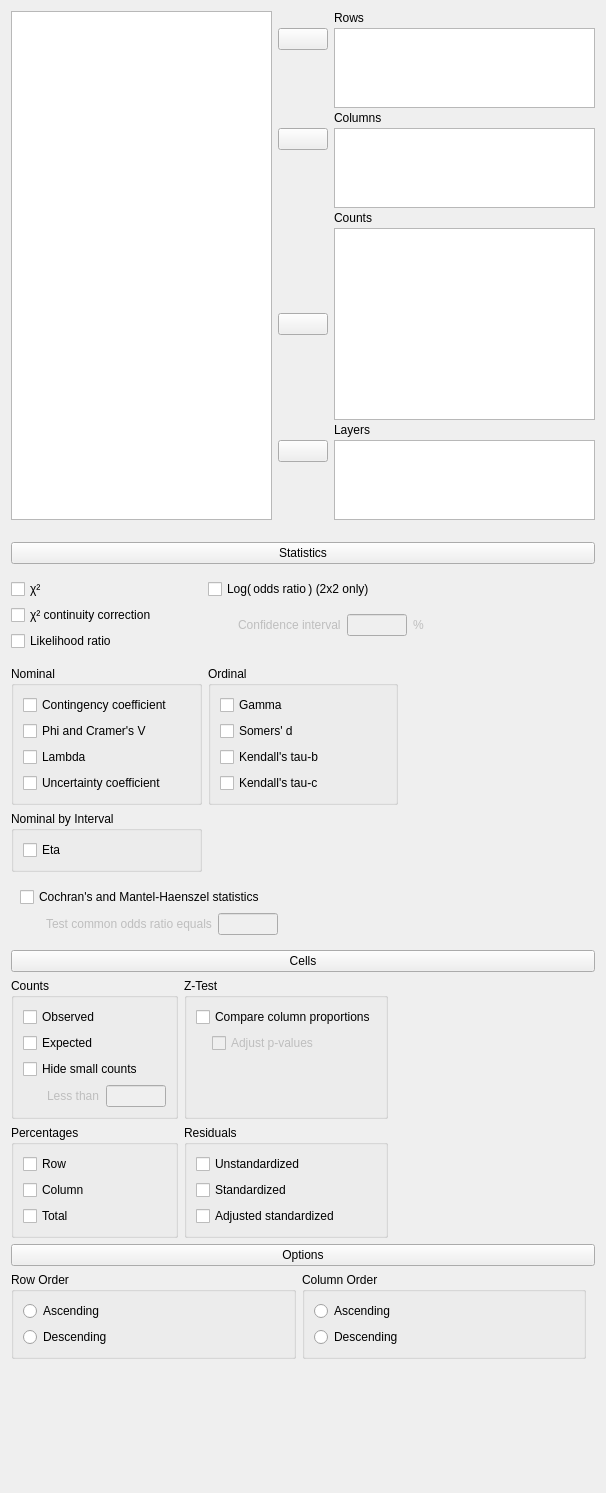
Old version of the form JASP-Desktop/analysisforms/contingencytablesform.ui in the repository jasp-stats/jasp-desktop.
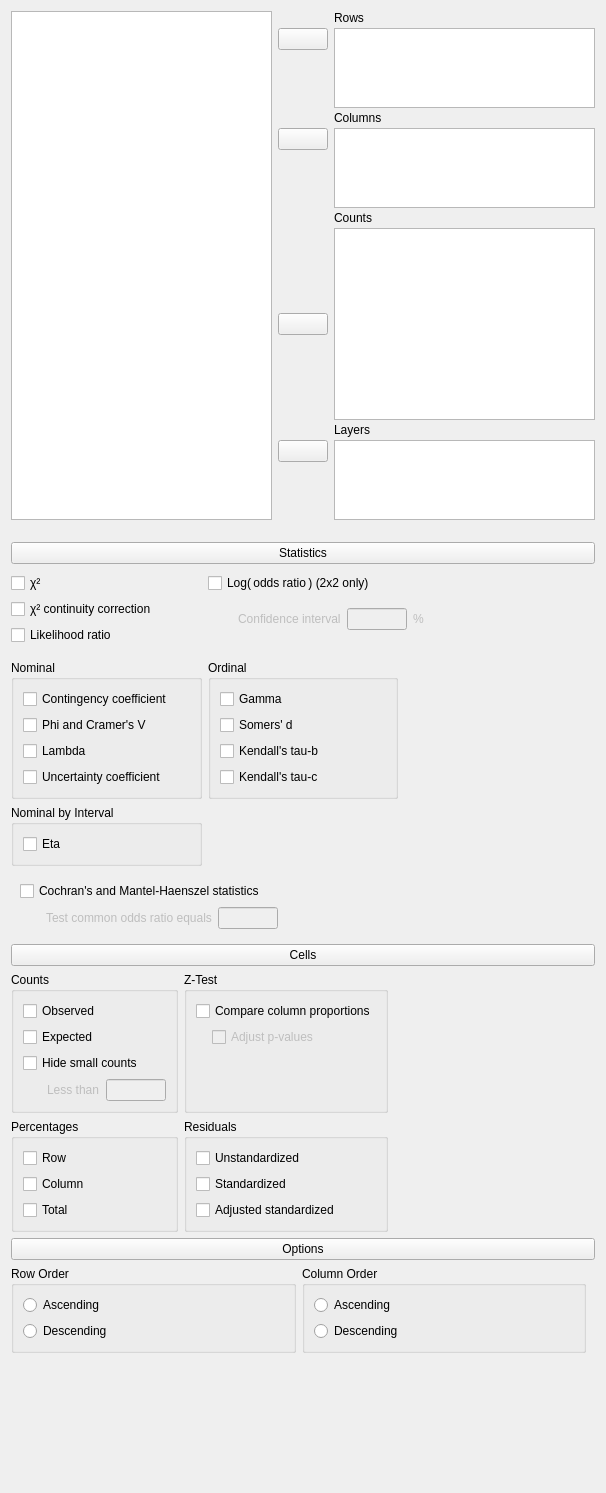
New version of the form. Custom widgets are drawn as their Qt base class.

Commit message: pushButton layout enhancement

```diff
--- a/JASP-Desktop/analysisforms/contingencytablesform.ui
+++ b/JASP-Desktop/analysisforms/contingencytablesform.ui
@@ -360,6 +360,9 @@
       <property name="bottomMargin">
        <number>3</number>
       </property>
+      <property name="verticalSpacing">
+       <number>0</number>
+      </property>
       <item row="1" column="0" colspan="3">
        <widget class="ExpanderButton" name="pushButton">
         <property name="text">
```
Left out of the diff: 2 changed lines with no effect on the pictures. The commit also changes 2 other files.
